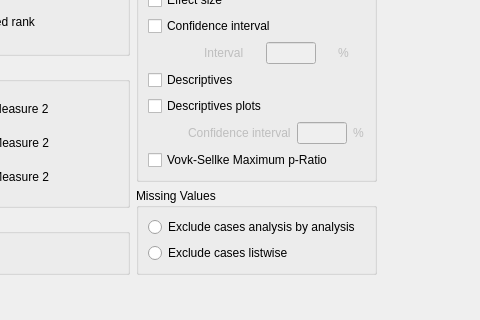
jasp-stats/jasp-desktop, file JASP-Desktop/analysisforms/ttestpairedsamplesform.ui: the form before one commit; both pictures show x 121 to 601 and y 294 to 614 of the 779 by 800 pixel window.
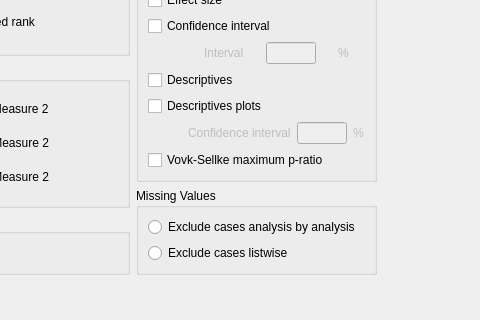
The form after the commit. Custom widgets are drawn as their Qt base class.

Diff of the .ui file:
```diff
--- a/JASP-Desktop/analysisforms/ttestpairedsamplesform.ui
+++ b/JASP-Desktop/analysisforms/ttestpairedsamplesform.ui
@@ -393,7 +393,7 @@
             </sizepolicy>
            </property>
            <property name="text">
-            <string>Vovk-Sellke Maximum p-Ratio</string>
+            <string>Vovk-Sellke maximum p-ratio</string>
            </property>
           </widget>
          </item>
```
